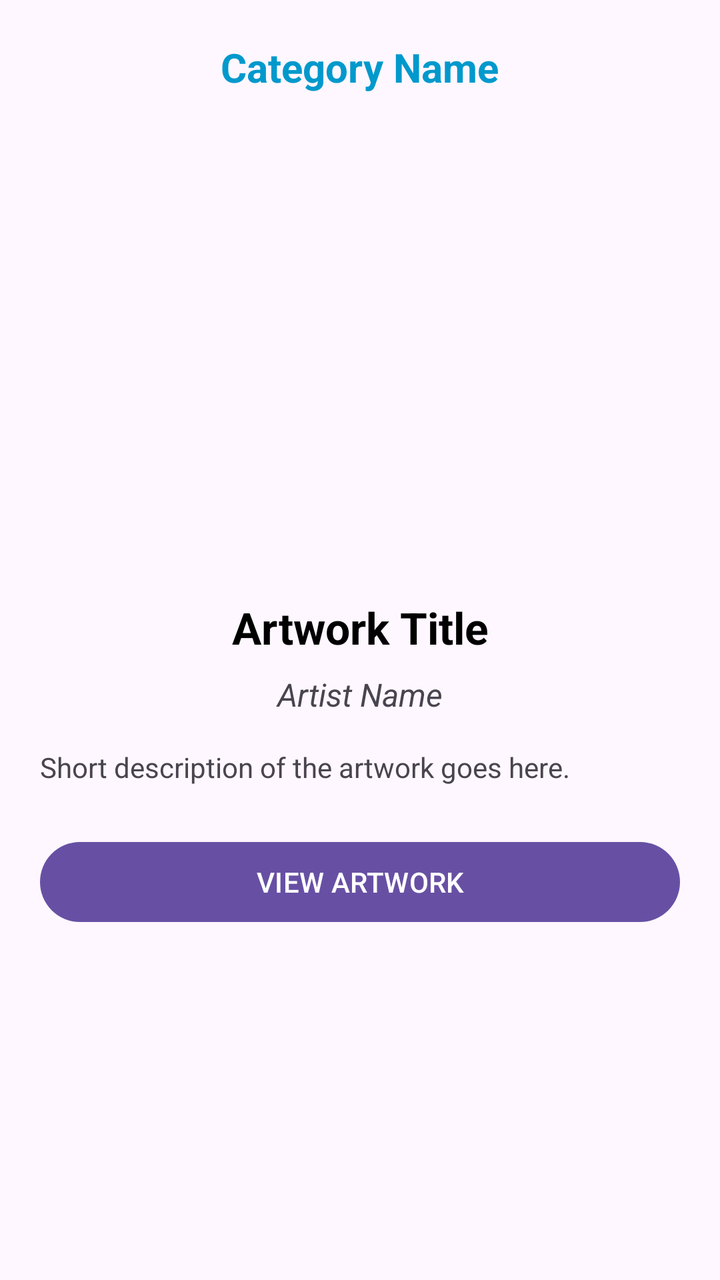
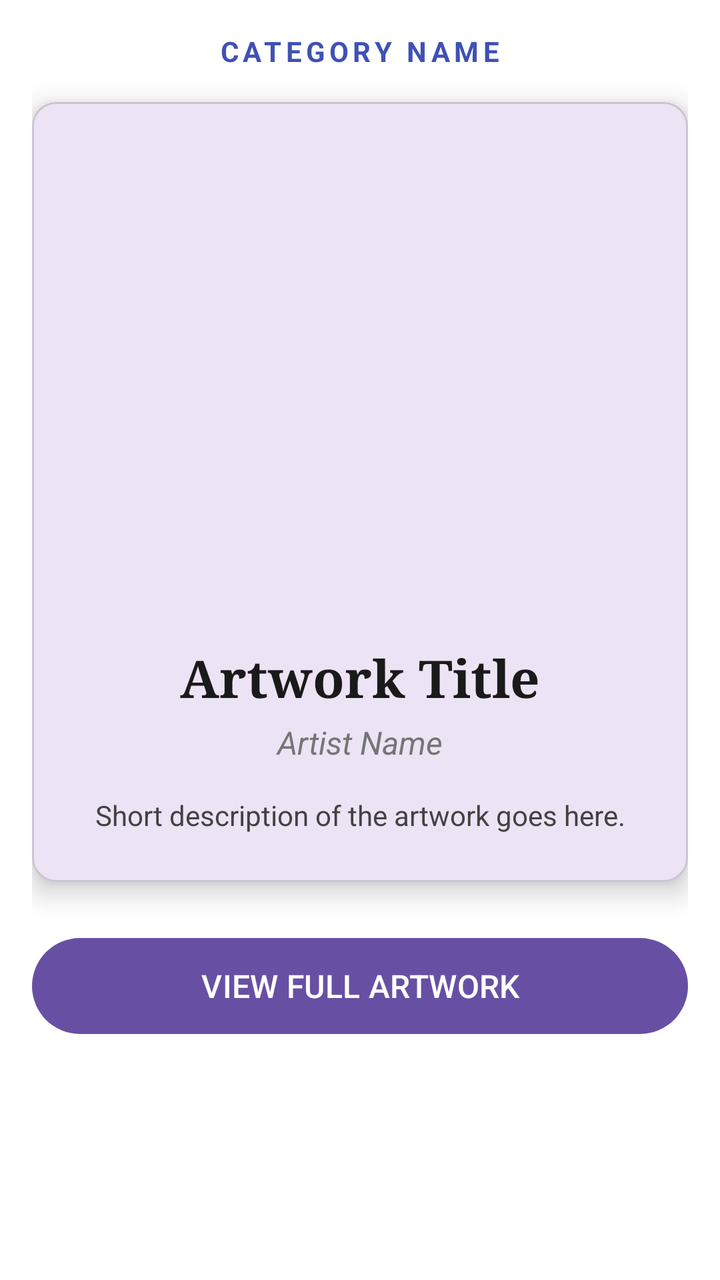

Two renders of the same Android screen: before a commit and after it. Below are the layout's source before the change and the commit's diff.
<!-- AndroidManifest.xml: application theme Theme.ArtGallery -->
<!-- res/layout/fragment_exhibition.xml -->
<?xml version="1.0" encoding="utf-8"?>
<ScrollView xmlns:android="http://schemas.android.com/apk/res/android"
    android:layout_width="match_parent"
    android:layout_height="match_parent"
    android:padding="20dp"
    android:fillViewport="true">

    <LinearLayout
        android:layout_width="match_parent"
        android:layout_height="wrap_content"
        android:orientation="vertical"
        android:gravity="center_horizontal">

        <TextView
            android:id="@+id/tvCategory"
            android:layout_width="wrap_content"
            android:layout_height="wrap_content"
            android:text="Category Name"
            android:textSize="20sp"
            android:textStyle="bold"
            android:textColor="@android:color/holo_blue_dark"
            android:layout_marginBottom="16dp" />

        <ImageView
            android:id="@+id/ivArtwork"
            android:layout_width="match_parent"
            android:layout_height="220dp"
            android:scaleType="centerCrop"
            android:layout_marginBottom="16dp"
            android:contentDescription="Artwork Image" />

        <TextView
            android:id="@+id/tvArtworkTitle"
            android:layout_width="match_parent"
            android:layout_height="wrap_content"
            android:text="Artwork Title"
            android:textSize="22sp"
            android:textStyle="bold"
            android:textColor="@android:color/black"
            android:gravity="center"
            android:layout_marginBottom="8dp" />

        <TextView
            android:id="@+id/tvArtistName"
            android:layout_width="match_parent"
            android:layout_height="wrap_content"
            android:text="Artist Name"
            android:textSize="16sp"
            android:textStyle="italic"
            android:gravity="center"
            android:layout_marginBottom="16dp" />

        <TextView
            android:id="@+id/tvDescription"
            android:layout_width="match_parent"
            android:layout_height="wrap_content"
            android:text="Short description of the artwork goes here."
            android:textSize="14sp"
            android:layout_marginBottom="24dp" />

        <Button
            android:id="@+id/btnViewArtwork"
            android:layout_width="match_parent"
            android:layout_height="wrap_content"
            android:text="VIEW ARTWORK" />

    </LinearLayout>
</ScrollView>
<!-- resources referenced by this layout -->
<resources>
  <style name="Theme.ArtGallery" parent="Base.Theme.ArtGallery" />
  <style name="Base.Theme.ArtGallery" parent="Theme.Material3.DayNight.NoActionBar">
          
          
      </style>
</resources>

<!-- the commit's change to res/layout/fragment_exhibition.xml (unified diff, before → after) -->
@@ -1,9 +1,12 @@
 <?xml version="1.0" encoding="utf-8"?>
 <ScrollView xmlns:android="http://schemas.android.com/apk/res/android"
+    xmlns:app="http://schemas.android.com/apk/res-auto"
     android:layout_width="match_parent"
     android:layout_height="match_parent"
-    android:padding="20dp"
-    android:fillViewport="true">
+    android:padding="16dp"
+    android:clipToPadding="false"
+    android:fillViewport="true"
+    android:background="@android:color/white">
 
     <LinearLayout
         android:layout_width="match_parent"
@@ -16,53 +19,81 @@
             android:layout_width="wrap_content"
             android:layout_height="wrap_content"
             android:text="Category Name"
-            android:textSize="20sp"
+            android:textSize="14sp"
             android:textStyle="bold"
-            android:textColor="@android:color/holo_blue_dark"
+            android:textAllCaps="true"
+            android:letterSpacing="0.15"
+            android:textColor="#3F51B5"
             android:layout_marginBottom="16dp" />
 
-        <ImageView
-            android:id="@+id/ivArtwork"
-            android:layout_width="match_parent"
-            android:layout_height="220dp"
-            android:scaleType="centerCrop"
-            android:layout_marginBottom="16dp"
-            android:contentDescription="Artwork Image" />
-
-        <TextView
-            android:id="@+id/tvArtworkTitle"
+        <com.google.android.material.card.MaterialCardView
             android:layout_width="match_parent"
             android:layout_height="wrap_content"
-            android:text="Artwork Title"
-            android:textSize="22sp"
-            android:textStyle="bold"
-            android:textColor="@android:color/black"
-            android:gravity="center"
-            android:layout_marginBottom="8dp" />
+            android:layout_marginBottom="24dp"
+            app:cardCornerRadius="12dp"
+            app:cardElevation="8dp">
 
-        <TextView
-            android:id="@+id/tvArtistName"
-            android:layout_width="match_parent"
-            android:layout_height="wrap_content"
-            android:text="Artist Name"
-            android:textSize="16sp"
-            android:textStyle="italic"
-            android:gravity="center"
-            android:layout_marginBottom="16dp" />
+            <LinearLayout
+                android:layout_width="match_parent"
+                android:layout_height="wrap_content"
+                android:orientation="vertical"
+                android:paddingBottom="24dp">
 
-        <TextView
-            android:id="@+id/tvDescription"
-            android:layout_width="match_parent"
-            android:layout_height="wrap_content"
-            android:text="Short description of the artwork goes here."
-            android:textSize="14sp"
-            android:layout_marginBottom="24dp" />
+                <ImageView
+                    android:id="@+id/ivArtwork"
+                    android:layout_width="match_parent"
+                    android:layout_height="250dp"
+                    android:scaleType="centerCrop"
+                    android:contentDescription="Artwork Image" />
 
-        <Button
+                <TextView
+                    android:id="@+id/tvArtworkTitle"
+                    android:layout_width="match_parent"
+                    android:layout_height="wrap_content"
+                    android:text="Artwork Title"
+                    android:textSize="26sp"
+                    android:textStyle="bold"
+                    android:textColor="#1A1A1A"
+                    android:fontFamily="serif"
+                    android:gravity="center"
+                    android:layout_marginTop="20dp"
+                    android:layout_marginHorizontal="16dp" />
+
+                <TextView
+                    android:id="@+id/tvArtistName"
+                    android:layout_width="match_parent"
+                    android:layout_height="wrap_content"
+                    android:text="Artist Name"
+                    android:textSize="16sp"
+                    android:textStyle="italic"
+                    android:textColor="#757575"
+                    android:gravity="center"
+                    android:layout_marginTop="4dp"
+                    android:layout_marginHorizontal="16dp" />
+
+                <TextView
+                    android:id="@+id/tvDescription"
+                    android:layout_width="match_parent"
+                    android:layout_height="wrap_content"
+                    android:text="Short description of the artwork goes here."
+                    android:textSize="14sp"
+                    android:textColor="#424242"
+                    android:lineSpacingExtra="4dp"
+                    android:gravity="center"
+                    android:layout_marginTop="16dp"
+                    android:layout_marginHorizontal="24dp" />
+
+            </LinearLayout>
+        </com.google.android.material.card.MaterialCardView>
+
+        <com.google.android.material.button.MaterialButton
             android:id="@+id/btnViewArtwork"
             android:layout_width="match_parent"
-            android:layout_height="wrap_content"
-            android:text="VIEW ARTWORK" />
+            android:layout_height="56dp"
+            android:text="VIEW FULL ARTWORK"
+            android:textSize="16sp"
+            app:cornerRadius="28dp"
+            android:layout_marginBottom="24dp" />
 
     </LinearLayout>
 </ScrollView>
